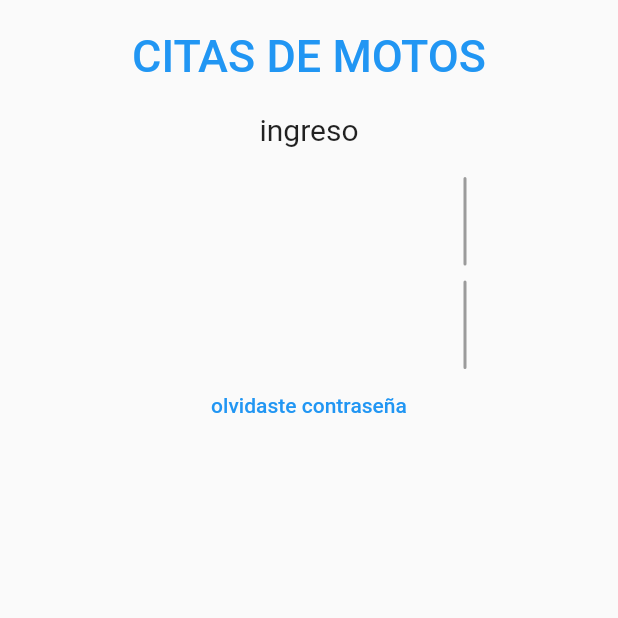
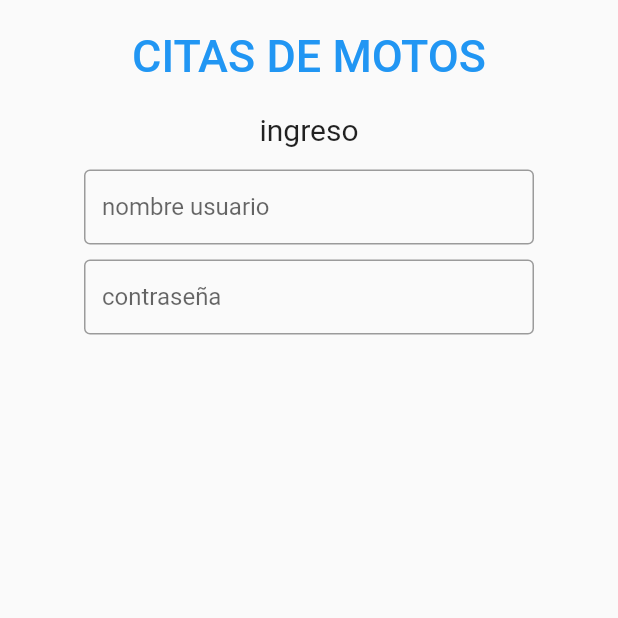
Before and after one commit to waltherpa/subiraheroku, a Flutter app: the screen it shows after launch, on a phone screen of 412 x 824 dp, the top half of it. Run offline on Flutter 3.47's test engine with Material 2 defaults, Android fonts, the phone set to English and light mode, and no system bars; generated files the repository leaves out were written again.

```diff
--- a/lib/main.dart
+++ b/lib/main.dart
@@ -3,6 +3,8 @@ import 'package:citas1/pages/agenda.dart';
 import 'package:citas1/pages/planner.dart';
 import 'package:citas1/pages/busqueda.dart';
 import 'package:citas1/pages/resumen.dart';
+import 'package:citas1/utilities/buttons.dart';
+import 'package:citas1/function/fbase1.dart';
 
 void main() {
   runApp(const MisCitas());
@@ -35,15 +37,16 @@ class LandingScreen extends StatefulWidget {
 }
 
 class _LandingScreenState extends State<LandingScreen> {
-  TextEditingController nameController = TextEditingController();
-  TextEditingController passwordController = TextEditingController();
+  TextEditingController usuarioCtlr = TextEditingController();
+  TextEditingController claveCtlr = TextEditingController();
+  List? l;
 
   @override
   Widget build(BuildContext context) {
     return Scaffold(
       body: Padding(
         padding: const EdgeInsets.all(10),
-        child: ListView(
+        child: Column(
           children: [
             Container(
               alignment: Alignment.center,
@@ -64,34 +67,31 @@ class _LandingScreenState extends State<LandingScreen> {
                 style: TextStyle(fontSize: 20),
               ),
             ),
-            Container(
-              padding: const EdgeInsets.fromLTRB(300, 10, 300, 0),
-              child: TextField(
-                controller: nameController,
-                decoration: const InputDecoration(
-                    border: OutlineInputBorder(), labelText: 'nombre ususario'),
-              ),
+            // nombre usuario
+            CampodeTexto(
+              label: "nombre usuario",
+              width: 300,
+              height: 50,
+              controller: usuarioCtlr,
             ),
-            Container(
-              padding: const EdgeInsets.fromLTRB(300, 10, 300, 0),
-              child: TextField(
-                obscureText: true,
-                controller: passwordController,
-                decoration: const InputDecoration(
-                    border: OutlineInputBorder(), labelText: 'contraseña'),
-              ),
+            // contraseña
+            CampodeTexto(
+              label: "contraseña",
+              width: 300,
+              height: 50,
+              controller: claveCtlr,
             ),
-            TextButton(
-              onPressed: () {
-                // algo pasa aqui
-              },
-              child: const Text('olvidaste contraseña'),
+            const SizedBox(
+              height: 10,
             ),
             Container(
               height: 50,
               padding: const EdgeInsets.fromLTRB(300, 10, 300, 0),
               child: ElevatedButton(
-                onPressed: () {
+                onPressed: () async {
+                  l = await identificarusuario(
+                      usuario: usuarioCtlr, clave: claveCtlr) as List;
+
                   Navigator.pushNamed(context, '/planner');
                 },
                 child: const Text('ingresar'),
```
Also changed, not shown: lib/function/fbase1.dart (+24 -0 lines), lib/model/logcitas.dart (added, +42 -0 lines), lib/model/sedes.dart (added, +16 -0 lines), lib/model/usuarios.dart (added, +21 -0 lines).
